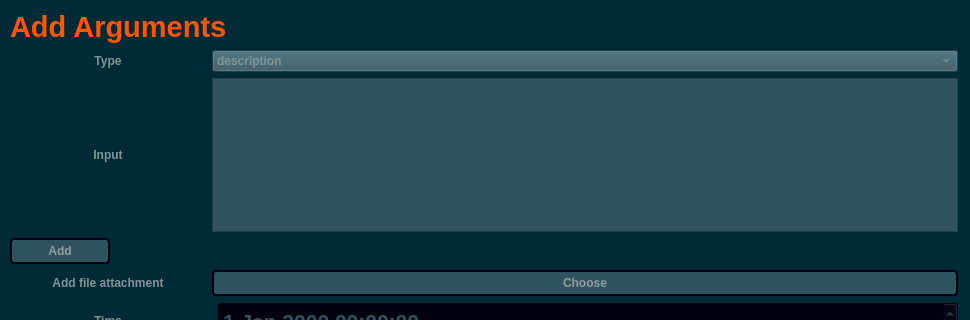
Before: the Qt Designer form argdialog.ui in StronglogicSolutions/ky_gui, drawn with Qt 5; both pictures show x 0 to 970 and y 0 to 320 of the 970 by 864 pixel window.
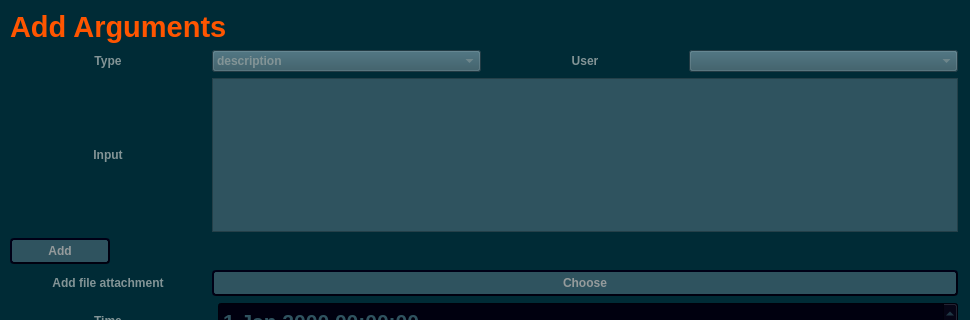
After: the same form once the commit is applied. Icons and pictures are not drawn.

Commit message: preliminary work implementing users config and new dropdown in argdialog

```diff
--- a/argdialog.ui
+++ b/argdialog.ui
@@ -52,7 +52,7 @@
      </widget>
     </item>
     <item>
-     <layout class="QHBoxLayout" name="horizontalLayout">
+     <layout class="QHBoxLayout" name="horizontalLayout" stretch="0,0,0,0">
       <item>
        <widget class="QLabel" name="label_2">
         <property name="sizePolicy">
@@ -128,6 +128,56 @@
         </item>
        </widget>
       </item>
+      <item>
+       <widget class="QLabel" name="label_6">
+        <property name="sizePolicy">
+         <sizepolicy hsizetype="Fixed" vsizetype="Preferred">
+          <horstretch>2</horstretch>
+          <verstretch>0</verstretch>
+         </sizepolicy>
+        </property>
+        <property name="minimumSize">
+         <size>
+          <width>196</width>
+          <height>0</height>
+         </size>
+        </property>
+        <property name="maximumSize">
+         <size>
+          <width>196</width>
+          <height>16777215</height>
+         </size>
+        </property>
+        <property name="styleSheet">
+         <string notr="true">font: 75 11pt &quot;Noto Sans&quot;;
+color: rgb(131, 148, 150);
+font-weight: 700;</string>
+        </property>
+        <property name="text">
+         <string>User</string>
+        </property>
+        <property name="alignment">
+         <set>Qt::AlignCenter</set>
+        </property>
+       </widget>
+      </item>
+      <item>
+       <widget class="QComboBox" name="user">
+        <property name="sizePolicy">
+         <sizepolicy hsizetype="MinimumExpanding" vsizetype="Fixed">
+          <horstretch>0</horstretch>
+          <verstretch>0</verstretch>
+         </sizepolicy>
+        </property>
+        <property name="styleSheet">
+         <string notr="true">font: 87 11pt &quot;Noto Sans&quot;;
+background-color: #2f535f;
+color: rgb(131, 148, 150);
+font-weight: 700;
+</string>
+        </property>
+       </widget>
+      </item>
      </layout>
     </item>
     <item>
```
The commit also changes 6 other files.
